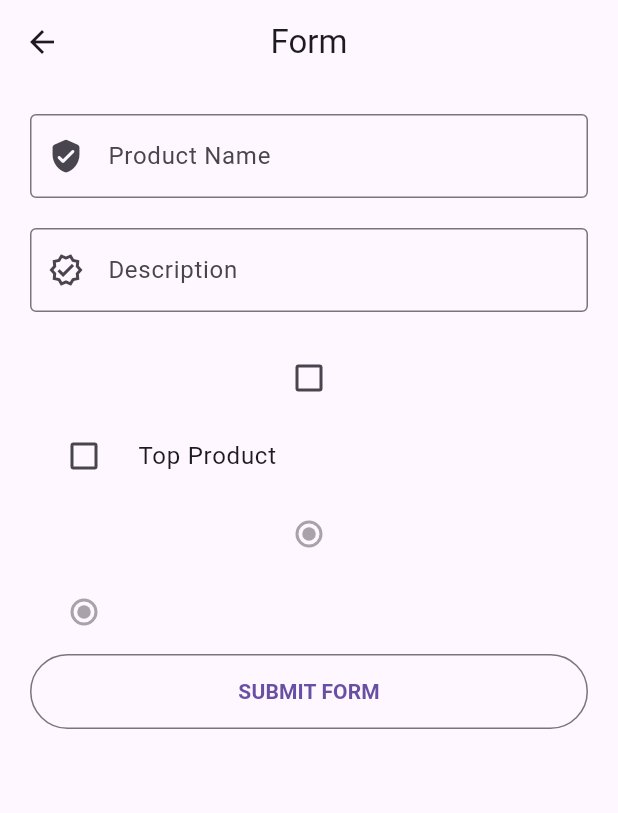
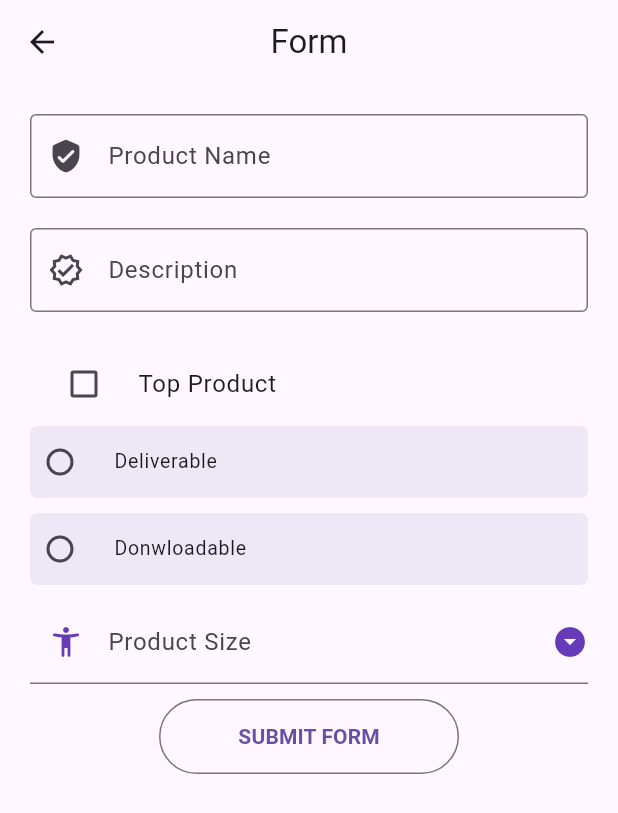
Before and after one commit to BudhiParkash/FlutterPractice1, a Flutter app: the MyForm screen opened directly, on a phone screen of 412 x 824 dp. Shown: the top 813 px of the screen. Run offline on Flutter 3.47's test engine with Material 3 defaults, Android fonts, the phone set to English and light mode, and no system bars.

Commit message:
form valid

```diff
--- a/lib/Screens/form.dart
+++ b/lib/Screens/form.dart
@@ -1,6 +1,10 @@
 
 import 'package:first_project/Screens/details.dart';
 import 'package:flutter/material.dart';
+
+
+
+enum ProductTypeEnum {Donwloadable , Deliverable}
 
 class MyForm extends StatefulWidget {
   const MyForm({super.key});
@@ -14,10 +18,21 @@ class MyForm extends StatefulWidget {
 
 class _MyFormState extends State<MyForm> {
 
+
+  _MyFormState(){
+    _selectedVal = _productSizeList[0];
+  }
+
   var _productName ="";
   final _productController = TextEditingController();
    bool? _checkbox = false;
    bool? _listtileCheckBox = false;
+   ProductTypeEnum? _productTypeEnum;
+
+   final _productSizeList = ["Small" , "Medium" , "Large" , "X - Large"];
+   String? _selectedVal = "Small";
+
+   final _formKey = GlobalKey<FormState>();
 
   void _updateText(){
     setState(() {
@@ -49,8 +64,17 @@ class _MyFormState extends State<MyForm> {
         padding: EdgeInsets.all(20.0),
         child: ListView(
           children: [
-
+            Form(child: Column(
+              key: _formKey,
+              children: [
                 TextFormField(
+                  validator: (value){
+                    if(value == null || value.isEmpty){
+                     return "Please enter Product Name";
+                    }else{
+                      return null;
+                    }
+                  },
                   controller: _productController,
                   /*onChanged: (val){
                 _updateText(val);
@@ -64,6 +88,13 @@ class _MyFormState extends State<MyForm> {
                 SizedBox(height: 20.0),
 
                 TextFormField(
+                  validator: (value){
+                    if(value == null || value.isEmpty){
+                      return "Please enter Product Name";
+                    }else{
+                      return null;
+                    }
+                  },
                   decoration: InputDecoration(
                       labelText: "Description",
                       prefixIcon: Icon(Icons.verified_outlined),
@@ -74,7 +105,7 @@ class _MyFormState extends State<MyForm> {
                 SizedBox(height: 20.0),
 
 
-            Checkbox(
+                /* Checkbox(
               checkColor: Colors.white,
                 activeColor: Colors.purple,
                 tristate: true,
@@ -83,7 +114,7 @@ class _MyFormState extends State<MyForm> {
               setState(() {
                 _checkbox = val;
               });
-            }),
+            }),*/
 
                 CheckboxListTile(value: _listtileCheckBox,
                     title: Text("Top Product"),
@@ -94,27 +125,117 @@ class _MyFormState extends State<MyForm> {
                       });
 
                     }),
-            Radio(value: null, groupValue: null, onChanged: null),
+                /*  Radio(value: ProductTypeEnum.Deliverable,
+                groupValue: _productTypeEnum,
+                onChanged: (val){
+              setState(() {
+                _productTypeEnum = val;
+              });
 
-            RadioListTile(value: null, groupValue: null, onChanged: null),
+            }),*/
+
+                RadioListTile(value: ProductTypeEnum.Deliverable,
+                    contentPadding: EdgeInsets.all(0.0),
+                    title: Text(ProductTypeEnum.Deliverable.name),
+                    tileColor: Colors.deepPurple.shade50,
+                    groupValue: _productTypeEnum,
+                    shape: RoundedRectangleBorder(
+                        borderRadius: BorderRadius.circular(5.0)
+                    ),
+                    dense: true,
+                    onChanged: (val){
+                      setState(() {
+                        _productTypeEnum = val;
+                      });
+
+                    }),
+
+                SizedBox(height: 10.0),
+
+                RadioListTile(value: ProductTypeEnum.Donwloadable,
+                    contentPadding: EdgeInsets.all(0.0),
+                    title: Text(ProductTypeEnum.Donwloadable.name),
+                    groupValue: _productTypeEnum,
+                    dense: true,
+                    shape: RoundedRectangleBorder(
+                        borderRadius: BorderRadius.circular(5.0)
+                    ),
+                    tileColor: Colors.deepPurple.shade50,
+                    onChanged: (val){
+                      setState(() {
+                        _productTypeEnum = val;
+                      });
+
+                    }),
+
+                SizedBox(height: 10.0),
+
+                /* DropdownButton(items: _productSizeList.map(
+                (e) => DropdownMenuItem(child: Text(e) , value: e,)
+            ).toList(),
+                onChanged: (val){
+              setState(() {
+                _selectedVal = val as String;
+              });
+                }),*/
+
+                DropdownButtonFormField(
+                    icon: const Icon(
+                      Icons.arrow_drop_down_circle,
+                      color: Colors.deepPurple,
+                    ),
+                    dropdownColor: Colors.deepPurple.shade50,
+                    decoration: InputDecoration(
+                        labelText: "Product Size",
+                        prefixIcon: Icon(
+                          Icons.accessibility_new_rounded,
+                          color: Colors.deepPurple,
+                        ),
+                        border: UnderlineInputBorder()
+                    ),
+                    items: _productSizeList.map(
+                            (e) => DropdownMenuItem(child: Text(e) , value: e,)
+                    ).toList(),
+                    onChanged: (val){
+                      setState(() {
+                        _selectedVal = val as String;
+                      });
+                    }),
 
 
+
+                SizedBox(height: 10.0),
                 myBtn(context)
+              ],
+
+            )),
+
+
           ],
         ) ,
       )
     );
   }
 
+
+
   OutlinedButton myBtn(BuildContext context) {
     return OutlinedButton(
         style: OutlinedButton.styleFrom(minimumSize: const Size(200,50)),
         onPressed: (){
+          if(_formKey.currentState!.validate()){
+            ScaffoldMessenger.of(context).showSnackBar((
+            const SnackBar(content: Text("Processing Data"))
+            ));
+
+          }else{
             Navigator.push(
                 context,
                 MaterialPageRoute(builder: (context){
                   return Details(productName: _productController.text,);
                 }));
+          }
+
 
         },
         child: Text(
```
Lines whose indentation alone changed are shown as unchanged.
